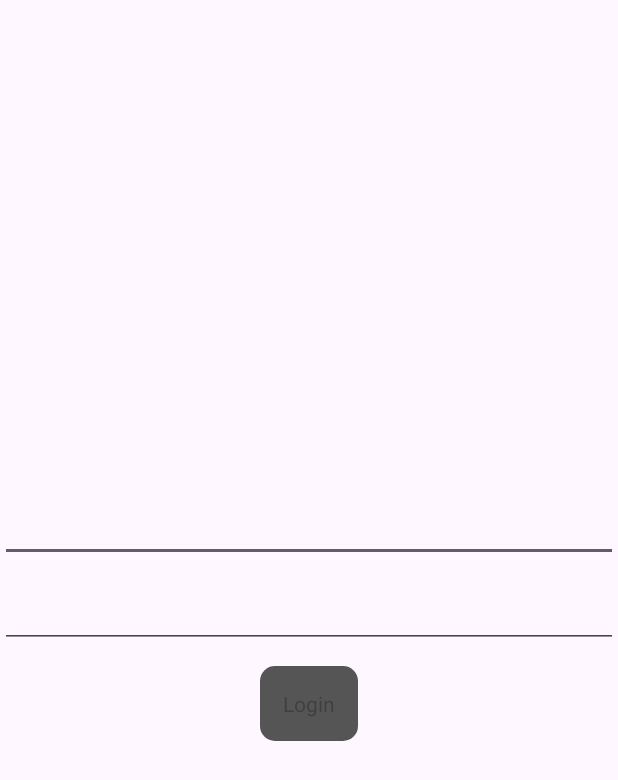
After one commit to felopater-adel2000/android_testing_utils, an Android app: the layout activity_login.xml on its own in the app's theme, with its tools: preview values and no code run, on a phone screen of 412 x 824 dp. The commit adds this screen. Shown: the top 780 px of the screen. Run offline under Robolectric (Android 15) with nearby library versions, the phone set to English and light mode, and no system bars.

Commit message:
Add Example on Assert LoginActivity

```diff
--- a/app/build.gradle
+++ b/app/build.gradle
@@ -35,6 +35,10 @@ android {
     buildFeatures{
         viewBinding true
     }
+
+    packagingOptions {
+        resources.excludes.add("META-INF/*")
+    }
 }
 
 dependencies {
@@ -50,7 +54,7 @@ dependencies {
     androidTestImplementation 'androidx.test.ext:junit:1.1.5'
 
     //Added From Android Studio Automatic
-    testImplementation 'org.junit.jupiter:junit-jupiter:5.8.1'
+    androidTestImplementation 'org.junit.jupiter:junit-jupiter:5.8.1'
 
 
     // Hamcrest  -> Test Source Set
--- /dev/null
+++ b/app/src/main/res/drawable/background_inactive_button.xml
@@ -0,0 +1,10 @@
+<?xml version="1.0" encoding="utf-8"?>
+<shape
+    xmlns:android="http://schemas.android.com/apk/res/android"
+    android:shape="rectangle">
+
+    <solid android:color="#555555"/>
+
+    <corners android:radius="10dp"/>
+
+</shape>
--- /dev/null
+++ b/app/src/main/res/layout/activity_login.xml
@@ -0,0 +1,31 @@
+<?xml version="1.0" encoding="utf-8"?>
+<LinearLayout xmlns:android="http://schemas.android.com/apk/res/android"
+    xmlns:app="http://schemas.android.com/apk/res-auto"
+    xmlns:tools="http://schemas.android.com/tools"
+    android:layout_width="match_parent"
+    android:layout_height="match_parent"
+    android:gravity="center"
+    android:orientation="vertical"
+    tools:context=".LoginActivity">
+
+    <EditText
+        android:id="@+id/et_email"
+        android:layout_width="match_parent"
+        android:layout_height="wrap_content"
+        android:layout_marginBottom="12dp" />
+
+    <EditText
+        android:id="@+id/et_password"
+        android:layout_width="match_parent"
+        android:layout_height="wrap_content"
+        android:layout_marginBottom="12dp" />
+
+    <TextView
+        android:id="@+id/tv_login"
+        android:layout_width="wrap_content"
+        android:layout_height="wrap_content"
+        android:text="@string/login"
+        android:padding="15dp"
+        android:background="@drawable/background_inactive_button"
+        android:enabled="false"/>
+</LinearLayout>
--- a/app/src/main/res/values/strings.xml
+++ b/app/src/main/res/values/strings.xml
@@ -1,3 +1,4 @@
 <resources>
     <string name="app_name">Android Testing</string>
+    <string name="login">Login</string>
 </resources>
```
Also changed, not shown: app/src/main/AndroidManifest.xml (+7 -2 lines), app/src/main/java/com/restart/androidtesting/LoginActivity.kt (added, +83 -0 lines), app/src/main/res/drawable/background_active_button.xml (added, +10 -0 lines), 1 other file.
